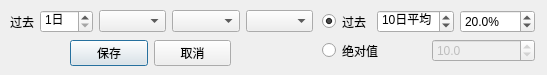
This is QtDesign/SearchCriteria.ui in victor647/QuantumStockTrade as Qt 5 draws it before an edit. The edited form follows.
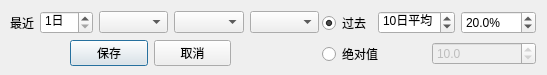
This is the edited form.

```diff
--- a/QtDesign/SearchCriteria.ui
+++ b/QtDesign/SearchCriteria.ui
@@ -18,8 +18,8 @@
     <rect>
      <x>10</x>
      <y>10</y>
-     <width>303</width>
-     <height>23</height>
+     <width>309</width>
+     <height>25</height>
     </rect>
    </property>
    <property name="font">
@@ -38,7 +38,7 @@
        </font>
       </property>
       <property name="text">
-       <string>过去</string>
+       <string>最近</string>
       </property>
      </widget>
     </item>
@@ -98,8 +98,8 @@
     <rect>
      <x>322</x>
      <y>10</y>
-     <width>213</width>
-     <height>52</height>
+     <width>214</width>
+     <height>58</height>
     </rect>
    </property>
    <property name="font">
@@ -223,7 +223,7 @@
      <x>70</x>
      <y>40</y>
      <width>161</width>
-     <height>26</height>
+     <height>27</height>
     </rect>
    </property>
    <property name="font">
```
